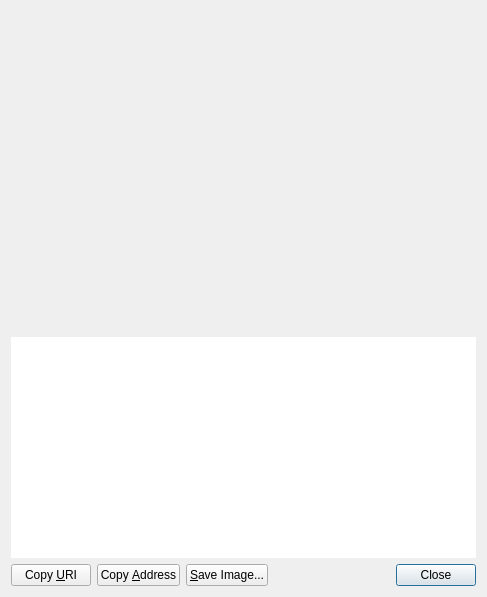
Old version of the form src/qt/forms/receiverequestdialog.ui in the repository bitcoincore-dev/bitcoin-2001-863168-294116-d812cf1189.
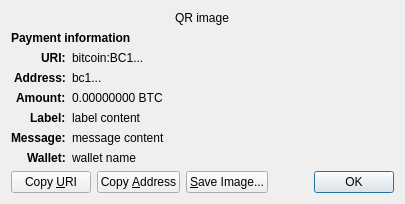
New version of the form. Custom widgets are drawn as their Qt base class.

Commit message: qt: Overhaul ReceiveRequestDialog

```diff
--- a/src/qt/forms/receiverequestdialog.ui
+++ b/src/qt/forms/receiverequestdialog.ui
@@ -6,60 +6,158 @@
    <rect>
     <x>0</x>
     <y>0</y>
-    <width>487</width>
-    <height>597</height>
+    <width>413</width>
+    <height>229</height>
    </rect>
   </property>
-  <layout class="QVBoxLayout" name="verticalLayout_3">
-   <item>
-    <widget class="QRImageWidget" name="lblQRCode">
-     <property name="sizePolicy">
-      <sizepolicy hsizetype="Expanding" vsizetype="Fixed">
-       <horstretch>0</horstretch>
-       <verstretch>0</verstretch>
-      </sizepolicy>
+  <property name="windowTitle">
+   <string>Request payment to ...</string>
+  </property>
+  <layout class="QGridLayout" name="gridLayout" columnstretch="0,1">
+   <property name="sizeConstraint">
+    <enum>QLayout::SetFixedSize</enum>
+   </property>
+   <item row="0" column="0" colspan="2" alignment="Qt::AlignHCenter">
+    <widget class="QRImageWidget" name="qr_code">
+     <property name="text">
+      <string notr="true">QR image</string>
      </property>
-     <property name="minimumSize">
-      <size>
-       <width>300</width>
-       <height>320</height>
-      </size>
+     <property name="textInteractionFlags">
+      <set>Qt::NoTextInteraction</set>
      </property>
-     <property name="toolTip">
-      <string>QR Code</string>
+    </widget>
+   </item>
+   <item row="1" column="0" colspan="2">
+    <widget class="QLabel" name="payment_header">
+     <property name="font">
+      <font>
+       <weight>75</weight>
+       <bold>true</bold>
+      </font>
      </property>
+     <property name="text">
+      <string>Payment information</string>
+     </property>
+     <property name="textInteractionFlags">
+      <set>Qt::NoTextInteraction</set>
+     </property>
+    </widget>
+   </item>
+   <item row="2" column="0" alignment="Qt::AlignRight|Qt::AlignTop">
+    <widget class="QLabel" name="uri_tag">
+     <property name="font">
+      <font>
+       <weight>75</weight>
+       <bold>true</bold>
+      </font>
+     </property>
+     <property name="text">
+      <string notr="true">URI:</string>
+     </property>
      <property name="textFormat">
       <enum>Qt::PlainText</enum>
      </property>
-     <property name="alignment">
-      <set>Qt::AlignCenter</set>
+     <property name="textInteractionFlags">
+      <set>Qt::NoTextInteraction</set>
      </property>
+    </widget>
+   </item>
+   <item row="2" column="1" alignment="Qt::AlignTop">
+    <widget class="QLabel" name="uri_content">
+     <property name="text">
+      <string notr="true">bitcoin:BC1...</string>
+     </property>
+     <property name="textFormat">
+      <enum>Qt::RichText</enum>
+     </property>
      <property name="wordWrap">
       <bool>true</bool>
      </property>
     </widget>
    </item>
-   <item>
-    <widget class="QTextEdit" name="outUri">
-     <property name="sizePolicy">
-      <sizepolicy hsizetype="Expanding" vsizetype="Expanding">
-       <horstretch>0</horstretch>
-       <verstretch>0</verstretch>
-      </sizepolicy>
+   <item row="3" column="0" alignment="Qt::AlignRight|Qt::AlignTop">
+    <widget class="QLabel" name="address_tag">
+     <property name="font">
+      <font>
+       <weight>75</weight>
+       <bold>true</bold>
+      </font>
      </property>
-     <property name="minimumSize">
-      <size>
-       <width>0</width>
-       <height>50</height>
-      </size>
+     <property name="text">
+      <string>Address:</string>
      </property>
-     <property name="frameShape">
-      <enum>QFrame::NoFrame</enum>
+     <property name="textInteractionFlags">
+      <set>Qt::NoTextInteraction</set>
      </property>
-     <property name="frameShadow">
-      <enum>QFrame::Plain</enum>
+    </widget>
+   </item>
+   <item row="3" column="1" alignment="Qt::AlignTop">
+    <widget class="QLabel" name="address_content">
+     <property name="text">
+      <string notr="true">bc1...</string>
      </property>
-     <property name="tabChangesFocus">
+     <property name="textFormat">
+      <enum>Qt::PlainText</enum>
+     </property>
+     <property name="textInteractionFlags">
+      <set>Qt::TextSelectableByMouse</set>
+     </property>
+    </widget>
+   </item>
+   <item row="4" column="0" alignment="Qt::AlignRight|Qt::AlignTop">
+    <widget class="QLabel" name="amount_tag">
+     <property name="font">
+      <font>
+       <weight>75</weight>
+       <bold>true</bold>
+      </font>
+     </property>
+     <property name="text">
+      <string>Amount:</string>
+     </property>
+     <property name="textInteractionFlags">
+      <set>Qt::NoTextInteraction</set>
+     </property>
+    </widget>
+   </item>
+   <item row="4" column="1" alignment="Qt::AlignTop">
+    <widget class="QLabel" name="amount_content">
+     <property name="text">
+      <string notr="true">0.00000000 BTC</string>
+     </property>
+     <property name="textFormat">
+      <enum>Qt::PlainText</enum>
+     </property>
+     <property name="textInteractionFlags">
+      <set>Qt::TextSelectableByMouse</set>
+     </property>
+    </widget>
+   </item>
+   <item row="5" column="0" alignment="Qt::AlignRight|Qt::AlignTop">
+    <widget class="QLabel" name="label_tag">
+     <property name="font">
+      <font>
+       <weight>75</weight>
+       <bold>true</bold>
+      </font>
+     </property>
+     <property name="text">
+      <string>Label:</string>
+     </property>
+     <property name="textInteractionFlags">
+      <set>Qt::NoTextInteraction</set>
+     </property>
+    </widget>
+   </item>
+   <item row="5" column="1" alignment="Qt::AlignTop">
+    <widget class="QLabel" name="label_content">
+     <property name="text">
+      <string notr="true">label content</string>
+     </property>
+     <property name="textFormat">
+      <enum>Qt::PlainText</enum>
+     </property>
+     <property name="wordWrap">
       <bool>true</bool>
      </property>
      <property name="textInteractionFlags">
@@ -67,7 +165,71 @@
      </property>
     </widget>
    </item>
-   <item>
+   <item row="6" column="0" alignment="Qt::AlignRight|Qt::AlignTop">
+    <widget class="QLabel" name="message_tag">
+     <property name="font">
+      <font>
+       <weight>75</weight>
+       <bold>true</bold>
+      </font>
+     </property>
+     <property name="text">
+      <string>Message:</string>
+     </property>
+     <property name="textInteractionFlags">
+      <set>Qt::NoTextInteraction</set>
+     </property>
+    </widget>
+   </item>
+   <item row="6" column="1" alignment="Qt::AlignTop">
+    <widget class="QLabel" name="message_content">
+     <property name="text">
+      <string notr="true">message content</string>
+     </property>
+     <property name="textFormat">
+      <enum>Qt::PlainText</enum>
+     </property>
+     <property name="wordWrap">
+      <bool>true</bool>
+     </property>
+     <property name="textInteractionFlags">
+      <set>Qt::TextSelectableByMouse</set>
+     </property>
+    </widget>
+   </item>
+   <item row="7" column="0" alignment="Qt::AlignRight|Qt::AlignTop">
+    <widget class="QLabel" name="wallet_tag">
+     <property name="font">
+      <font>
+       <weight>75</weight>
+       <bold>true</bold>
+      </font>
+     </property>
+     <property name="text">
+      <string>Wallet:</string>
+     </property>
+     <property name="textInteractionFlags">
+      <set>Qt::NoTextInteraction</set>
+     </property>
+    </widget>
+   </item>
+   <item row="7" column="1" alignment="Qt::AlignTop">
+    <widget class="QLabel" name="wallet_content">
+     <property name="text">
+      <string notr="true">wallet name</string>
+     </property>
+     <property name="textFormat">
+      <enum>Qt::PlainText</enum>
+     </property>
+     <property name="wordWrap">
+      <bool>true</bool>
+     </property>
+     <property name="textInteractionFlags">
+      <set>Qt::TextSelectableByMouse</set>
+     </property>
+    </widget>
+   </item>
+   <item row="8" column="0" colspan="2">
     <layout class="QHBoxLayout" name="horizontalLayout">
      <item>
       <widget class="QPushButton" name="btnCopyURI">
@@ -115,7 +277,7 @@
      <item>
       <widget class="QDialogButtonBox" name="buttonBox">
        <property name="standardButtons">
-        <set>QDialogButtonBox::Close</set>
+        <set>QDialogButtonBox::Ok</set>
        </property>
       </widget>
      </item>
```
Left out of the diff: 29 changed lines with no effect on the pictures. The commit also changes 2 other files.
